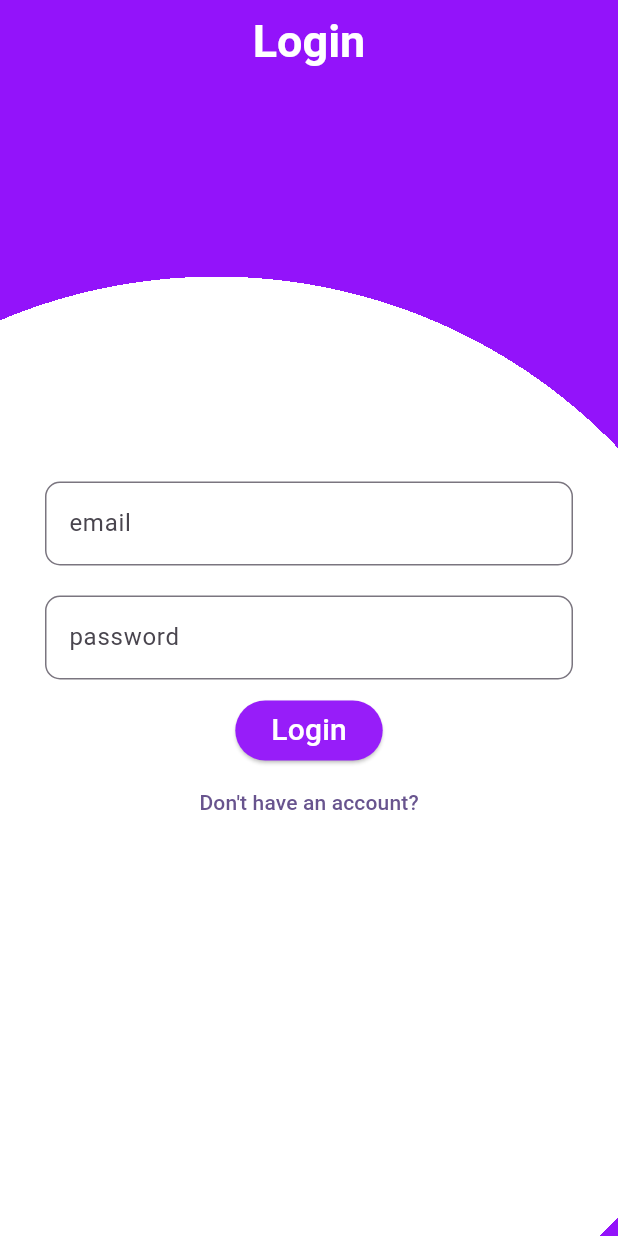
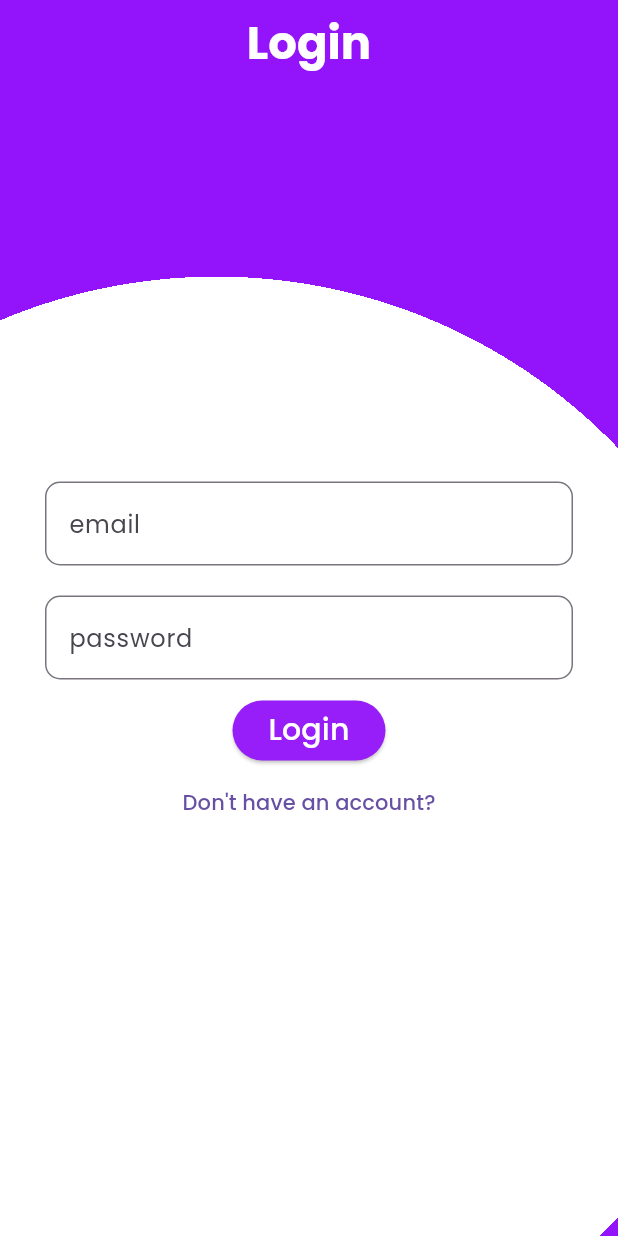
Before and after one commit to MD-DILDAR-MANDAL/e_commerce_app, a Flutter app: the screen it shows after launch, on a phone screen of 412 x 824 dp. Run offline on Flutter 3.47's test engine with Material 3 defaults, Android fonts, the phone set to English and light mode, and no system bars; our stand-ins replace carousel_slider, flutter_dotenv, google_fonts, image_picker, supabase_flutter; accounts and stored records are empty.

Commit message:
feat: font add & folder structure

```diff
--- a/lib/main.dart
+++ b/lib/main.dart
@@ -4,6 +4,7 @@ import 'package:flutter/material.dart';
 import 'package:provider/provider.dart';
 import 'package:supabase_flutter/supabase_flutter.dart';
 import 'package:flutter_dotenv/flutter_dotenv.dart';
+import 'package:google_fonts/google_fonts.dart';
 
 Future<void> main() async {
   await dotenv.load(fileName: ".env");
@@ -25,9 +26,7 @@ class MyApp extends StatelessWidget {
       child: MaterialApp(
         debugShowCheckedModeBanner: false,
         title: 'Flutter Demo',
-        theme: ThemeData(
-          colorScheme: ColorScheme.fromSeed(seedColor: Colors.deepPurple),
-        ),
+        theme: ThemeData(textTheme: GoogleFonts.poppinsTextTheme()),
         initialRoute: RouteManager.loginPage,
         onGenerateRoute: RouteManager.generateRoute,
       ),
--- a/lib/index/navigation_manager.dart
+++ b/lib/pages/index/navigation_manager.dart
@@ -2,8 +2,8 @@ import 'package:flutter/material.dart';
 
 import 'package:e_commerce_app/global_colors.dart';
 import 'package:e_commerce_app/pages/home_screen.dart';
-import 'package:e_commerce_app/pages/product_screen.dart';
-import 'package:e_commerce_app/pages/profile_screen.dart';
+import 'package:e_commerce_app/pages/product/product_screen.dart';
+import 'package:e_commerce_app/pages/profile/profile_screen.dart';
 import 'package:e_commerce_app/pages/search_screen.dart';
 
 class NavigationManager extends StatefulWidget {
--- a/lib/pages/profile_change_screen.dart
+++ b/lib/pages/profile/profile_change_screen.dart
@@ -2,7 +2,6 @@ import 'package:e_commerce_app/routes/routes.dart';
 import 'package:e_commerce_app/service/auth_service.dart';
 import 'package:flutter/material.dart';
 import 'package:provider/provider.dart';
-import 'package:supabase_flutter/supabase_flutter.dart';
 
 class ProfileChangeScreen extends StatefulWidget {
   const ProfileChangeScreen({super.key});
--- a/lib/pages/search_screen.dart
+++ b/lib/pages/search_screen.dart
@@ -46,6 +46,7 @@ class _SearchScreenState extends State<SearchScreen> {
 
   @override
   Widget build(BuildContext context) {
+    final screenHeight = MediaQuery.of(context).size.height;
     return Scaffold(
       appBar: AppBar(),
       body: GestureDetector(
@@ -95,7 +96,7 @@ class _SearchScreenState extends State<SearchScreen> {
                       mainAxisAlignment: MainAxisAlignment.center,
                       children: [
                         Text("no results", style: TextStyle(fontSize: 30)),
-                        Icon(Icons.store_outlined, size: 200),
+                        Icon(Icons.store_outlined, size: screenHeight * 0.2),
                       ],
                     ),
                   )
--- a/lib/routes/routes.dart
+++ b/lib/routes/routes.dart
@@ -1,9 +1,9 @@
-import 'package:e_commerce_app/index/navigation_manager.dart';
+import 'package:e_commerce_app/pages/index/navigation_manager.dart';
 import 'package:e_commerce_app/pages/cart_screen.dart';
 import 'package:e_commerce_app/pages/login/login_page.dart';
 import 'package:e_commerce_app/pages/login/register_page.dart';
-import 'package:e_commerce_app/pages/product_detail_screen.dart';
-import 'package:e_commerce_app/pages/profile_change_screen.dart';
+import 'package:e_commerce_app/pages/product/product_detail_screen.dart';
+import 'package:e_commerce_app/pages/profile/profile_change_screen.dart';
 import 'package:flutter/material.dart';
 
 class RouteManager {
--- a/pubspec.yaml
+++ b/pubspec.yaml
@@ -15,6 +15,7 @@ dependencies:
   flutter_dotenv: ^5.2.1
   provider: ^6.1.5
   image_picker: ^1.1.2
+  google_fonts: ^6.2.1
 
 dev_dependencies:
   flutter_test:
```
Also changed, not shown: lib/pages/profile/profile_screen.dart (renamed from lib/pages/profile_screen.dart, +5 -4 lines), lib/pages/product/product_detail_screen.dart (renamed from lib/pages/product_detail_screen.dart), lib/pages/product/product_screen.dart (renamed from lib/pages/product_screen.dart), pubspec.lock.
